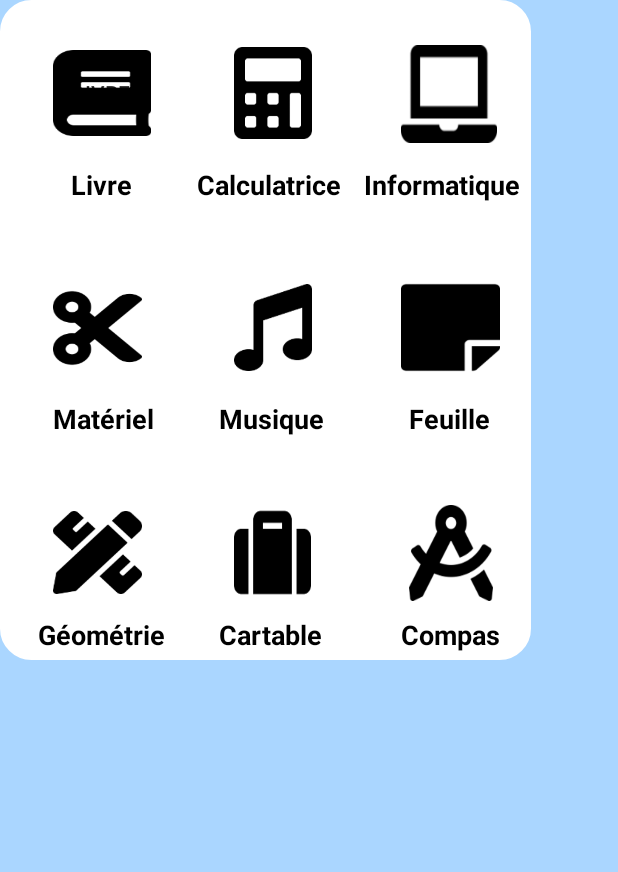
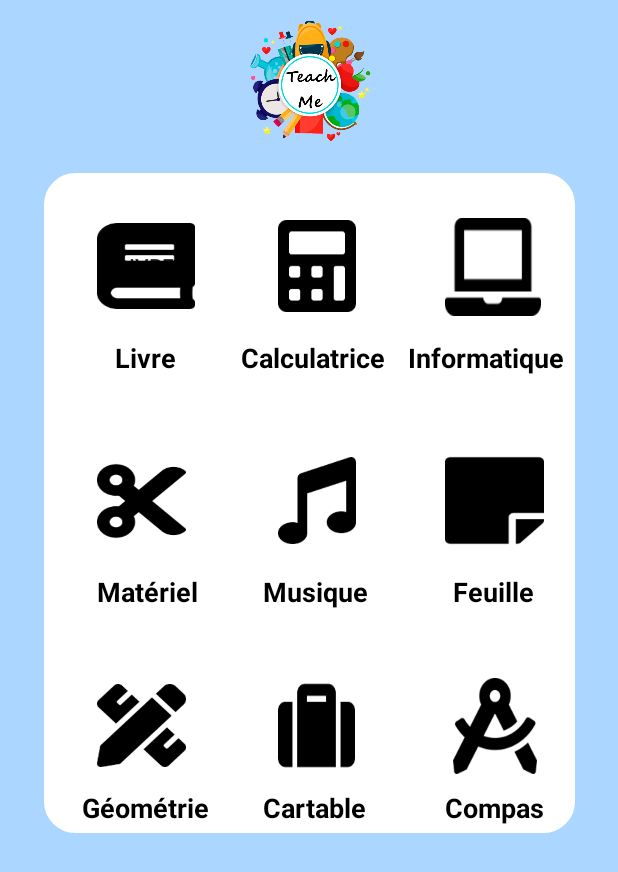
Before and after one commit to PironP/TeachMeApp, an Android app: the DepositActivity screen opened directly, with no data from a screen before it, on a phone screen of 412 x 824 dp. Shown: the top 872 px of the screen. Run offline under Robolectric (Android 15) with nearby library versions, the phone set to English and light mode, and no system bars; our stand-ins replace ButterKnife.

Commit message:
Fix grid layout

```diff
--- a/app/build.gradle
+++ b/app/build.gradle
@@ -51,5 +51,4 @@ dependencies {
     testImplementation 'junit:junit:4.12'
     androidTestImplementation 'com.android.support.test:runner:1.0.2'
     androidTestImplementation 'com.android.support.test.espresso:espresso-core:3.0.2'
-    implementation "com.android.support:gridlayout-v7:$project.appCompatVersion"
 }
--- a/app/src/main/res/layout/activity_deposit.xml
+++ b/app/src/main/res/layout/activity_deposit.xml
@@ -33,6 +33,10 @@
         android:id="@+id/grid_layout_categorie"
         android:layout_width="354dp"
         android:layout_height="440dp"
+        android:layout_marginTop="20dp"
+        app:layout_constraintTop_toBottomOf="@id/depositLogo"
+        app:layout_constraintLeft_toLeftOf="parent"
+        app:layout_constraintRight_toRightOf="parent"
 
         android:animateLayoutChanges="false"
         android:background="@drawable/shape"
```
